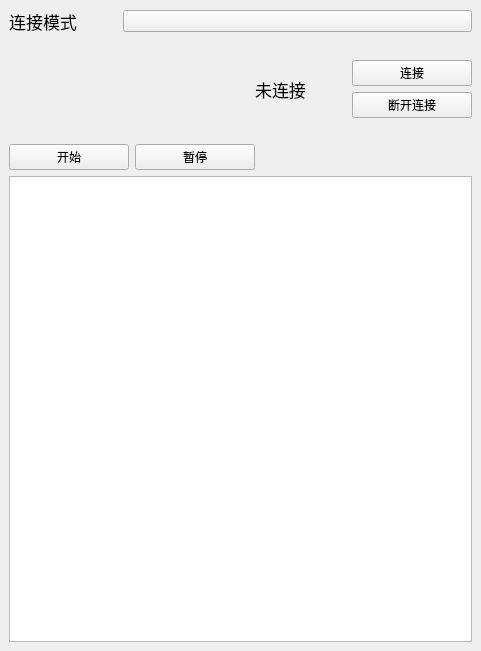
This is UI/newui.ui in ACGN-Alliance/BlueArchive-Starter as Qt 5 draws it before an edit. The edited form follows.
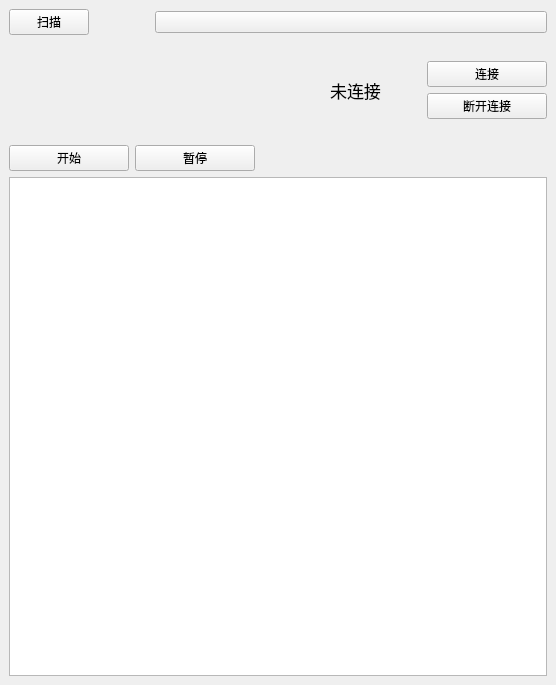
This is the edited form. Custom widgets are drawn as their Qt base class.

Commit message: change: 将模式选择改为已有设备扫描读取设备

Diff of the .ui file:
```diff
--- a/UI/newui.ui
+++ b/UI/newui.ui
@@ -6,8 +6,8 @@
    <rect>
     <x>0</x>
     <y>0</y>
-    <width>481</width>
-    <height>651</height>
+    <width>556</width>
+    <height>685</height>
    </rect>
   </property>
   <property name="windowTitle">
@@ -18,17 +18,9 @@
     <item>
      <layout class="QHBoxLayout" name="horizontalLayout_3">
       <item>
-       <widget class="QLabel" name="ConnectionTypeLabel">
-        <property name="font">
-         <font>
-          <pointsize>13</pointsize>
-         </font>
-        </property>
+       <widget class="PushButton" name="ScanBtn">
         <property name="text">
-         <string>连接模式</string>
-        </property>
-        <property name="alignment">
-         <set>Qt::AlignCenter</set>
+         <string>扫描</string>
         </property>
        </widget>
       </item>
@@ -42,7 +34,7 @@
         </property>
         <property name="sizeHint" stdset="0">
          <size>
-          <width>40</width>
+          <width>60</width>
           <height>20</height>
          </size>
         </property>
```
Left out of the diff: 2 changed lines with no effect on the pictures. The commit also changes 3 other files.
